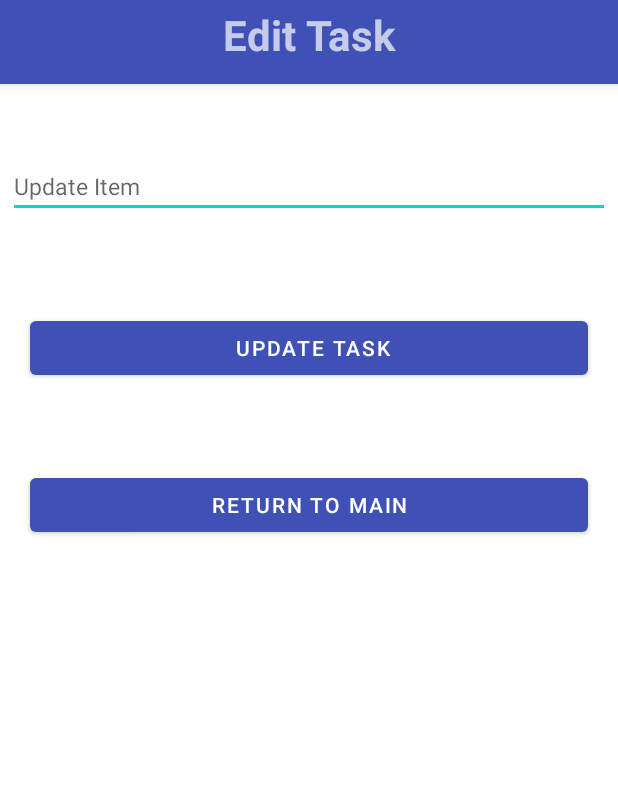
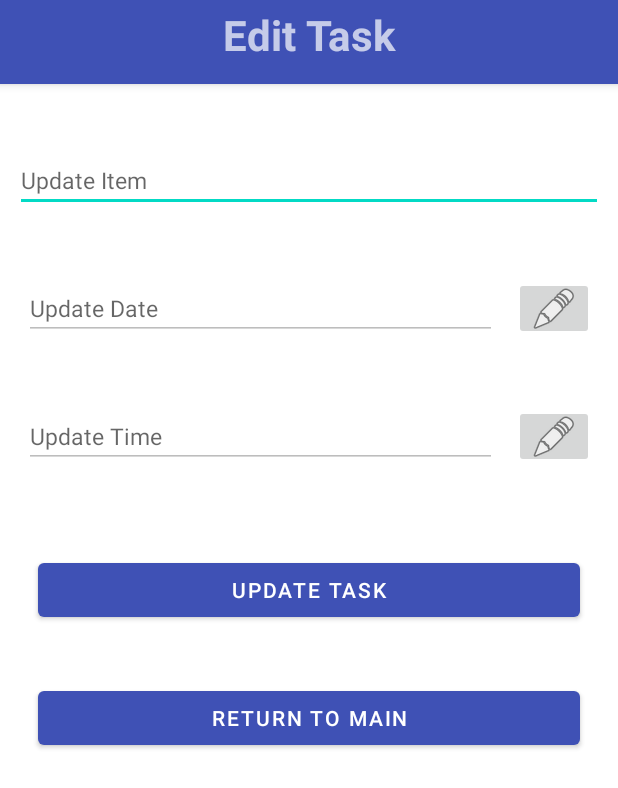
Before and after one commit to smahboob/simple-todo-android, an Android app: the EditList screen opened directly, with no data from a screen before it, on a phone screen of 412 x 824 dp. Shown: the top 788 px of the screen. Run offline under Robolectric (Android 15) with nearby library versions, the phone set to English and light mode, and no system bars; 5 statements that could not run were skipped.

Commit message:
Implemented Date and Time editing in todo task update.

```diff
--- a/app/src/main/res/layout/activity_edit_list.xml
+++ b/app/src/main/res/layout/activity_edit_list.xml
@@ -6,18 +6,70 @@
     android:layout_height="match_parent"
     tools:context=".EditList">
 
+    <ImageButton
+        android:id="@+id/editTimeButton"
+        android:layout_width="53dp"
+        android:layout_height="42dp"
+        android:layout_marginTop="16dp"
+        android:layout_marginEnd="10dp"
+        android:layout_marginRight="10dp"
+        android:layout_marginBottom="30dp"
+        android:onClick="openTimePicker"
+        app:layout_constraintBottom_toTopOf="@id/updateButton"
+        app:layout_constraintEnd_toEndOf="parent"
+        app:layout_constraintStart_toEndOf="@id/editTextTime"
+        app:layout_constraintTop_toBottomOf="@id/editDateButton"
+        app:srcCompat="@android:drawable/ic_menu_edit"
+        android:contentDescription="@string/todo" />
+
+    <EditText
+        android:id="@+id/updateText"
+        android:layout_width="match_parent"
+        android:layout_height="wrap_content"
+        android:layout_marginStart="10dp"
+        android:layout_marginLeft="10dp"
+        android:layout_marginTop="16dp"
+        android:layout_marginEnd="10dp"
+        android:layout_marginRight="10dp"
+        android:ems="10"
+        android:hint="@string/update_item"
+        android:inputType="textPersonName"
+        android:textSize="15sp"
+        app:layout_constraintBottom_toTopOf="@id/editTextDate"
+        app:layout_constraintEnd_toEndOf="parent"
+        app:layout_constraintStart_toStartOf="parent"
+        app:layout_constraintTop_toTopOf="parent"
+        android:importantForAutofill="no" />
+
+    <Button
+        android:id="@+id/updateButton"
+        android:layout_width="match_parent"
+        android:layout_height="wrap_content"
+        android:layout_marginStart="25dp"
+        android:layout_marginLeft="25dp"
+        android:layout_marginTop="30dp"
+        android:layout_marginEnd="25dp"
+        android:layout_marginRight="25dp"
+        android:onClick="updateList"
+        android:text="@string/update_task"
+        app:layout_constraintBottom_toTopOf="@id/cancelButton"
+        app:layout_constraintEnd_toEndOf="parent"
+        app:layout_constraintHorizontal_bias="0.0"
+        app:layout_constraintStart_toStartOf="parent"
+        app:layout_constraintTop_toBottomOf="@id/editTextTime" />
+
     <Button
         android:id="@+id/cancelButton"
         android:layout_width="match_parent"
         android:layout_height="wrap_content"
-        android:layout_marginStart="20dp"
-        android:layout_marginLeft="20dp"
+        android:layout_marginStart="25dp"
+        android:layout_marginLeft="25dp"
         android:layout_marginTop="10dp"
-        android:layout_marginEnd="20dp"
-        android:layout_marginRight="20dp"
-        android:layout_marginBottom="416dp"
+        android:layout_marginEnd="25dp"
+        android:layout_marginRight="25dp"
+        android:layout_marginBottom="294dp"
         android:onClick="returnToMain"
-        android:text="Return to main"
+        android:text="@string/return_to_main"
         app:layout_constraintBottom_toBottomOf="parent"
         app:layout_constraintEnd_toEndOf="parent"
         app:layout_constraintHorizontal_bias="0.0"
@@ -25,36 +77,56 @@
         app:layout_constraintTop_toBottomOf="@id/updateButton" />
 
     <EditText
-        android:id="@+id/updateText"
-        android:layout_width="0dp"
+        android:id="@+id/editTextDate"
+        android:layout_width="315dp"
         android:layout_height="wrap_content"
-        android:layout_marginStart="5dp"
-        android:layout_marginLeft="5dp"
+        android:layout_marginStart="10dp"
+        android:layout_marginLeft="10dp"
+        android:layout_marginTop="16dp"
         android:layout_marginEnd="5dp"
         android:layout_marginRight="5dp"
-        android:layout_marginBottom="5dp"
         android:ems="10"
-        android:hint="Update Item"
-        android:inputType="textPersonName"
-        android:textSize="15dp"
-        app:layout_constraintBottom_toTopOf="@+id/updateButton"
+        android:hint="@string/update_date"
+        android:textSize="15sp"
+        app:layout_constraintBottom_toTopOf="@id/editTextTime"
+        app:layout_constraintEnd_toStartOf="@id/editDateButton"
+        app:layout_constraintStart_toStartOf="parent"
+        app:layout_constraintTop_toBottomOf="@+id/updateText"
+        android:importantForAutofill="no"
+        android:inputType="date" />
+
+    <EditText
+        android:id="@+id/editTextTime"
+        android:layout_width="315dp"
+        android:layout_height="wrap_content"
+        android:layout_marginStart="10dp"
+        android:layout_marginLeft="10dp"
+        android:layout_marginTop="16dp"
+        android:layout_marginEnd="5dp"
+        android:layout_marginRight="5dp"
+        android:ems="10"
+        android:hint="@string/update_time"
+        android:textSize="15sp"
+        app:layout_constraintBottom_toTopOf="@id/updateButton"
+        app:layout_constraintEnd_toStartOf="@id/editTimeButton"
+        app:layout_constraintStart_toStartOf="parent"
+        app:layout_constraintTop_toBottomOf="@+id/editTextDate"
+        android:autofillHints=""
+        android:inputType="date" />
+
+    <ImageButton
+        android:id="@+id/editDateButton"
+        android:layout_width="53dp"
+        android:layout_height="42dp"
+        android:layout_marginTop="16dp"
+        android:layout_marginEnd="10dp"
+        android:layout_marginRight="10dp"
+        android:onClick="openDatePicker"
+        app:layout_constraintBottom_toTopOf="@id/editTimeButton"
         app:layout_constraintEnd_toEndOf="parent"
-        app:layout_constraintStart_toStartOf="parent"
-        app:layout_constraintTop_toTopOf="parent" />
+        app:layout_constraintStart_toEndOf="@id/editTextDate"
+        app:layout_constraintTop_toBottomOf="@id/updateText"
+        app:srcCompat="@android:drawable/ic_menu_edit"
+        android:contentDescription="@string/todo" />
 
-    <Button
-        android:id="@+id/updateButton"
-        android:layout_width="match_parent"
-        android:layout_height="wrap_content"
-        android:layout_marginStart="20dp"
-        android:layout_marginLeft="20dp"
-        android:layout_marginTop="10dp"
-        android:layout_marginEnd="20dp"
-        android:layout_marginRight="20dp"
-        android:onClick="updateList"
-        android:text=" Update Task"
-        app:layout_constraintBottom_toTopOf="@+id/cancelButton"
-        app:layout_constraintEnd_toEndOf="parent"
-        app:layout_constraintStart_toStartOf="parent"
-        app:layout_constraintTop_toBottomOf="@id/updateText" />
 </androidx.constraintlayout.widget.ConstraintLayout>
--- a/app/src/main/res/layout/my_action_bar.xml
+++ b/app/src/main/res/layout/my_action_bar.xml
@@ -12,7 +12,7 @@
         android:layout_width="match_parent"
         android:paddingTop="5dp"
         android:layout_height="wrap_content"
-        android:text="Todo Task Manager"
+        android:text="@string/todo_task_manager"
         android:gravity="center"
         android:textSize="27sp"
         android:textStyle="bold"/>
--- a/app/src/main/res/layout/my_action_bar1.xml
+++ b/app/src/main/res/layout/my_action_bar1.xml
@@ -12,7 +12,7 @@
         android:id="@+id/my_action_bar"
         android:layout_width="match_parent"
         android:layout_height="wrap_content"
-        android:text="Edit Task"
+        android:text="@string/edit_task"
         android:gravity="center"
         android:textSize="28sp"
         android:textStyle="bold"/>
--- a/app/src/main/res/values/strings.xml
+++ b/app/src/main/res/values/strings.xml
@@ -2,4 +2,12 @@
     <string name="app_name">SimpleTodo</string>
     <string name="addString">Add</string>
     <string name="add_an_item_here_String">Add an item here!</string>
+    <string name="update_time">Update Time</string>
+    <string name="update_date">Update Date</string>
+    <string name="return_to_main">Return to main</string>
+    <string name="update_task">Update Task</string>
+    <string name="update_item">Update Item</string>
+    <string name="edit_task">Edit Task</string>
+    <string name="todo_task_manager">Todo Task Manager</string>
+    <string name="todo">TODO</string>
 </resources>
```
Also changed, not shown: app/src/main/java/com/example/simpletodo/EditList.java (+69 -15 lines).
